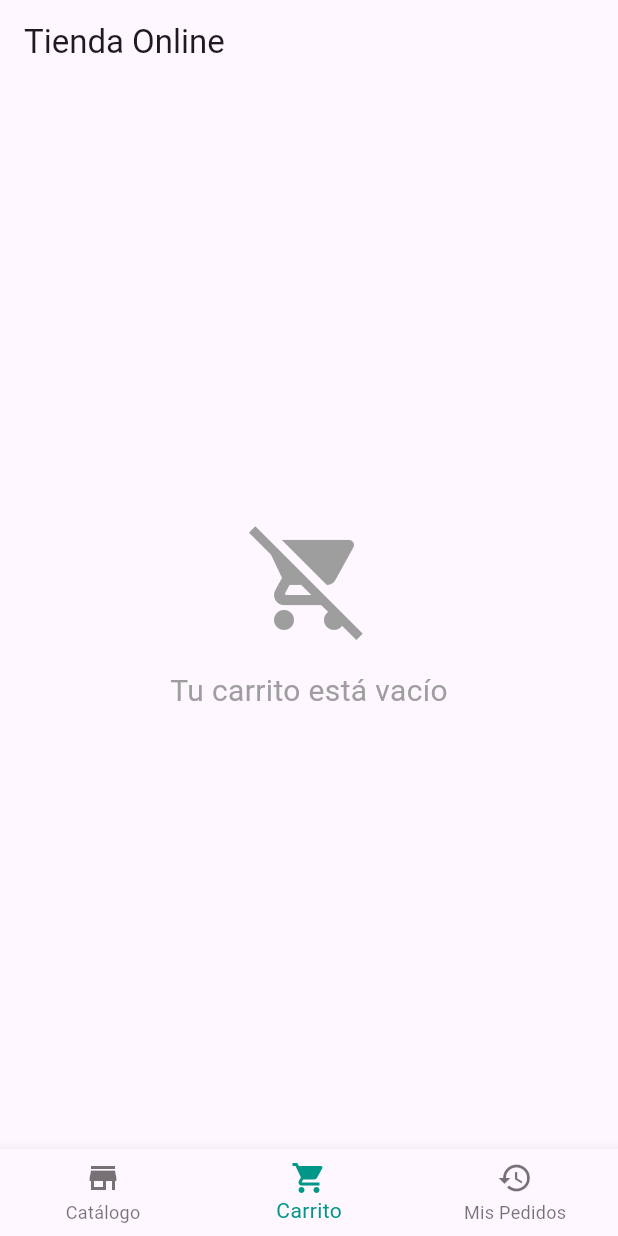
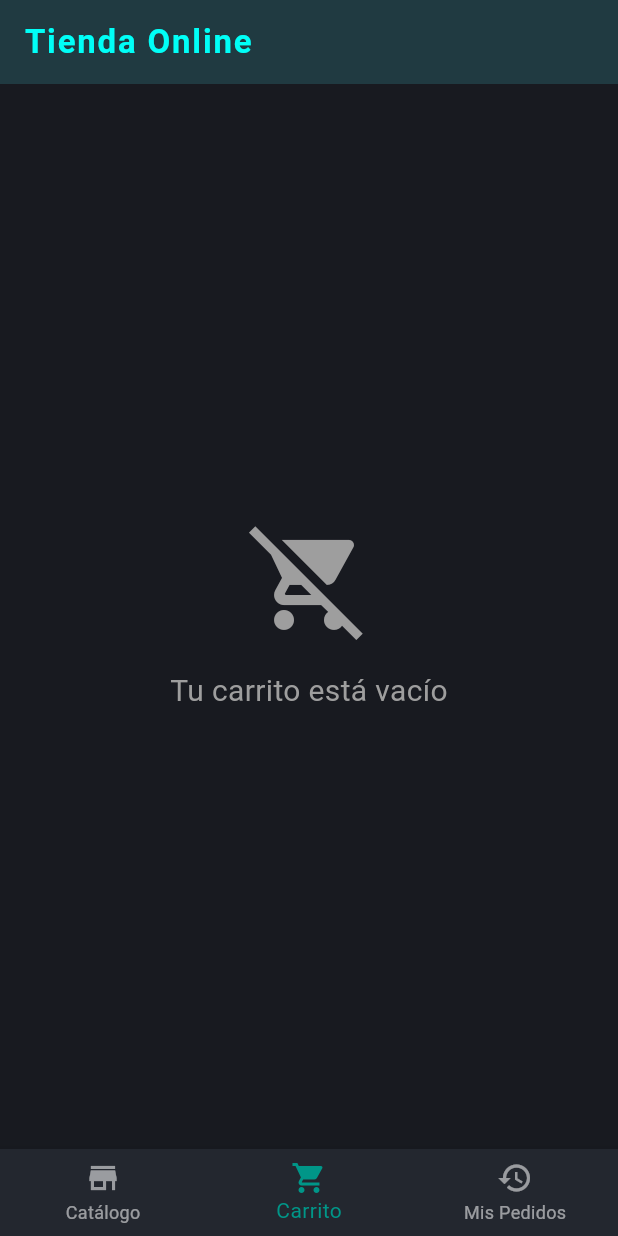
Before and after one commit to eliascoca85/AppMobil-Flutter, a Flutter app: the screen it shows after launch, item 2 of the bottom bar chosen, on a phone screen of 412 x 824 dp. Run offline on Flutter 3.47's test engine with Material 3 defaults, Android fonts, the phone set to English and light mode, and no system bars; our stand-ins replace cloud_firestore, firebase_auth, firebase_core, firebase_storage, google_sign_in, image_picker; accounts and stored records are empty; Roboto replaces fonts that are missing (Orbitron).

```diff
--- a/lib/main.dart
+++ b/lib/main.dart
@@ -167,8 +167,107 @@ class MyApp extends StatelessWidget {
       child: MaterialApp(
         title: 'Gestión de Pedidos',
         theme: ThemeData(
-          primarySwatch: Colors.teal,
-          visualDensity: VisualDensity.adaptivePlatformDensity,
+          brightness: Brightness.dark,
+          colorScheme: const ColorScheme(
+            brightness: Brightness.dark,
+            primary: Color(0xFF00FFF7),
+            onPrimary: Colors.black,
+            secondary: Color(0xFF8F00FF),
+            onSecondary: Colors.white,
+            error: Colors.red,
+            onError: Colors.white,
+            background: Color(0xFF181A20),
+            onBackground: Colors.white,
+            surface: Color(0xFF23272F),
+            onSurface: Colors.white,
+          ),
+          scaffoldBackgroundColor: const Color(0xFF181A20),
+          appBarTheme: const AppBarTheme(
+            backgroundColor: Color(0xFF23272F),
+            foregroundColor: Color(0xFF00FFF7),
+            elevation: 4,
+            titleTextStyle: TextStyle(
+              color: Color(0xFF00FFF7),
+              fontSize: 22,
+              fontWeight: FontWeight.bold,
+              fontFamily: 'Orbitron',
+              letterSpacing: 1.2,
+            ),
+            iconTheme: IconThemeData(color: Color(0xFF00FFF7)),
+          ),
+          floatingActionButtonTheme: const FloatingActionButtonThemeData(
+            backgroundColor: Color(0xFF8F00FF),
+            foregroundColor: Colors.white,
+            elevation: 6,
+          ),
+          cardTheme: CardTheme(
+            color: const Color(0xFF23272F),
+            shape: RoundedRectangleBorder(
+              borderRadius: BorderRadius.all(Radius.circular(16)),
+              side: const BorderSide(color: Color(0xFF00FFF7), width: 1),
+            ),
+            elevation: 4,
+            margin: const EdgeInsets.symmetric(vertical: 8, horizontal: 12),
+          ),
+          inputDecorationTheme: InputDecorationTheme(
+            filled: true,
+            fillColor: const Color(0xFF23272F),
+            border: OutlineInputBorder(
+              borderRadius: BorderRadius.circular(12),
+              borderSide: const BorderSide(color: Color(0xFF00FFF7)),
+            ),
+            focusedBorder: OutlineInputBorder(
+              borderRadius: BorderRadius.circular(12),
+              borderSide: const BorderSide(color: Color(0xFF8F00FF), width: 2),
+            ),
+            labelStyle: const TextStyle(color: Color(0xFF00FFF7)),
+          ),
+          textTheme: const TextTheme(
+            bodyLarge: TextStyle(
+              color: Colors.white,
+              fontFamily: 'Orbitron',
+              fontSize: 16,
+            ),
+            bodyMedium: TextStyle(
+              color: Colors.white70,
+              fontFamily: 'Orbitron',
+              fontSize: 14,
+            ),
+            titleLarge: TextStyle(
+              color: Color(0xFF00FFF7),
+              fontFamily: 'Orbitron',
+              fontWeight: FontWeight.bold,
+              fontSize: 20,
+            ),
+          ),
+          elevatedButtonTheme: ElevatedButtonThemeData(
+            style: ElevatedButton.styleFrom(
+              backgroundColor: const Color(0xFF00FFF7),
+              foregroundColor: Colors.black,
+              shape: RoundedRectangleBorder(
+                borderRadius: BorderRadius.circular(12),
+              ),
+              textStyle: const TextStyle(
+                fontFamily: 'Orbitron',
+                fontWeight: FontWeight.bold,
+                fontSize: 16,
+              ),
+              elevation: 4,
+            ),
+          ),
+          snackBarTheme: const SnackBarThemeData(
+            backgroundColor: Color(0xFF8F00FF),
+            contentTextStyle:
+                TextStyle(color: Colors.white, fontFamily: 'Orbitron'),
+            behavior: SnackBarBehavior.floating,
+          ),
+          bottomNavigationBarTheme: const BottomNavigationBarThemeData(
+            backgroundColor: Color(0xFF23272F),
+            selectedItemColor: Color(0xFF00FFF7),
+            unselectedItemColor: Colors.white54,
+            showUnselectedLabels: true,
+            type: BottomNavigationBarType.fixed,
+          ),
         ),
         home: const MainScreen(),
       ),
```
